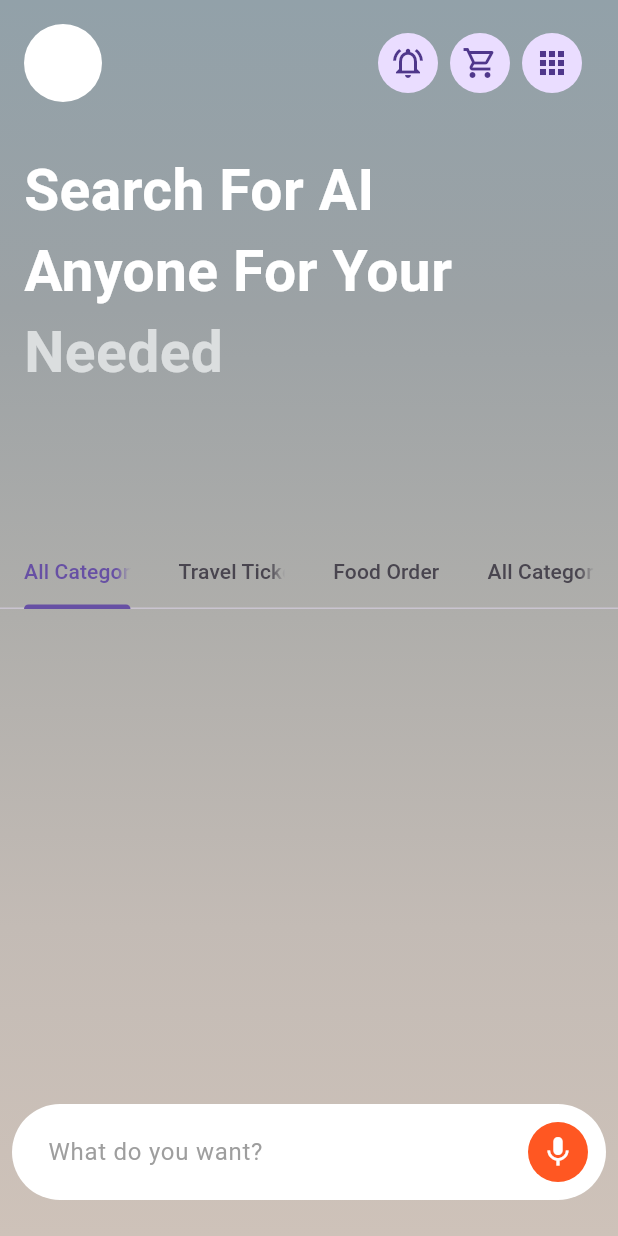
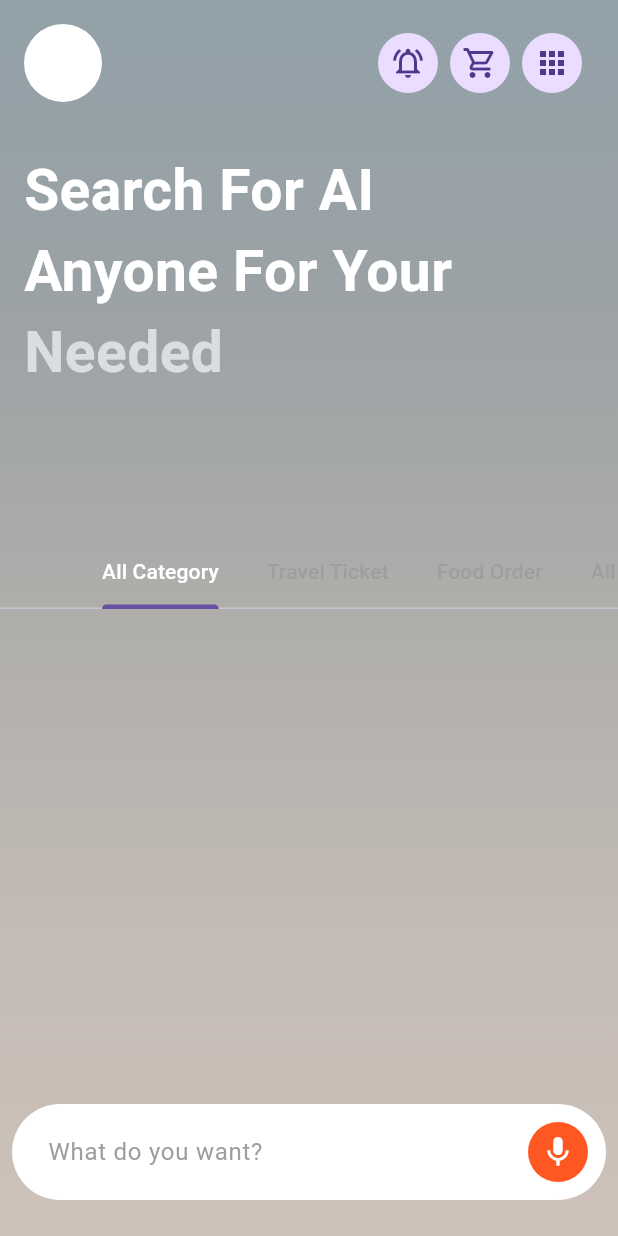
Before and after one commit to JAICHANGPARK/flutter_notebook_chapter_40, a Flutter app: the FlightBookingHomePage screen opened directly, on a phone screen of 412 x 824 dp. Run offline on Flutter 3.47's test engine with Material 3 defaults, Android fonts, the phone set to English and light mode, and no system bars; our stand-ins replace gap, hugeicons.

Commit message:
Update flight_booking_home_page.dart

```diff
--- a/lib/ep2015_flight_booking_app/views/flight_booking_home_page.dart
+++ b/lib/ep2015_flight_booking_app/views/flight_booking_home_page.dart
@@ -110,6 +110,9 @@ class _FlightBookingHomePageState extends State<FlightBookingHomePage> {
                       child: Column(
                         children: [
                           TabBar(
+                            isScrollable: true,
+                            labelColor: Colors.white,
+                            unselectedLabelColor: Colors.grey,
                             tabs: [
                               Tab(
                                 text: "All Category",
```
